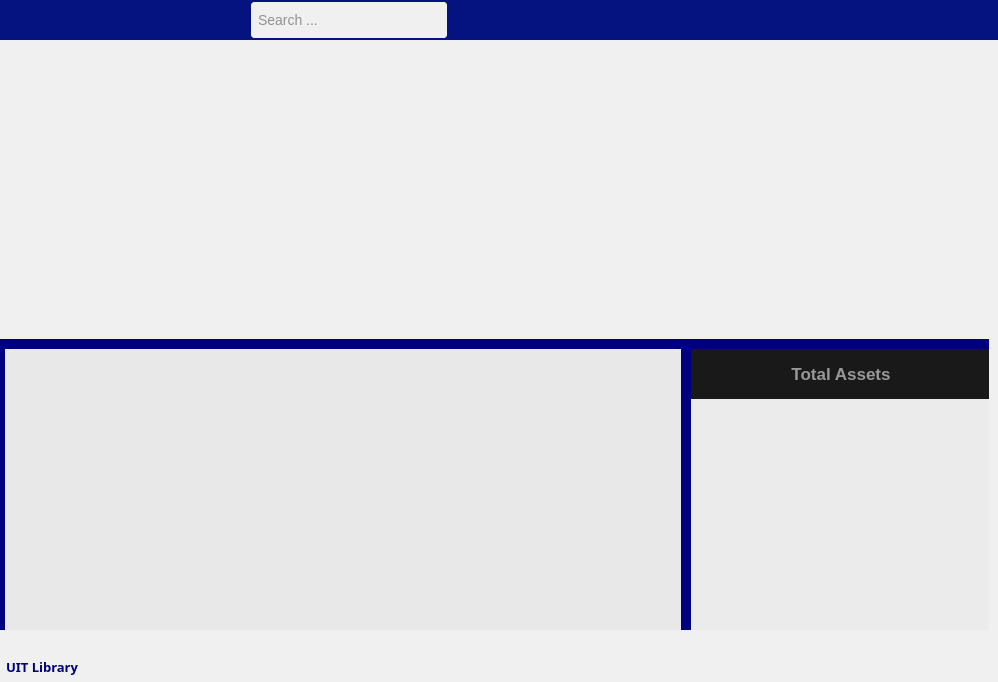
wiwita7/bibliothequeISI, file views/dashbord5.ui: the form before one commit.
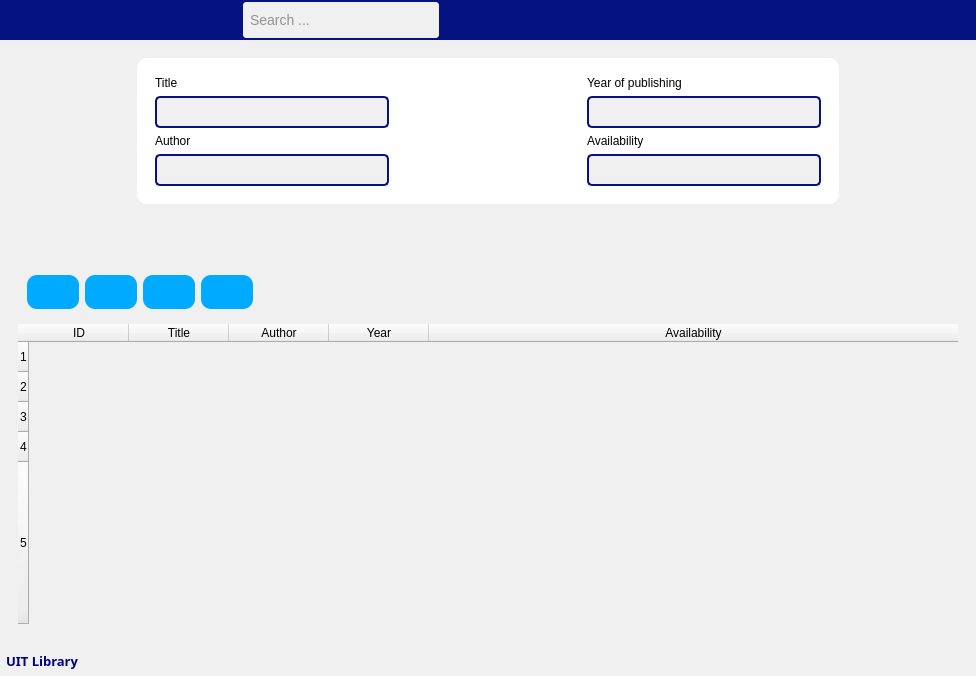
The form after the commit. Icons and pictures are not drawn.

Commit message: adding book page impliment

Diff of the .ui file:
```diff
--- a/views/dashbord5.ui
+++ b/views/dashbord5.ui
@@ -6,8 +6,8 @@
    <rect>
     <x>0</x>
     <y>0</y>
-    <width>998</width>
-    <height>682</height>
+    <width>976</width>
+    <height>676</height>
    </rect>
   </property>
   <property name="windowTitle">
@@ -884,9 +884,6 @@
           <enum>QFrame::Raised</enum>
          </property>
          <layout class="QVBoxLayout" name="verticalLayout_7">
-          <property name="leftMargin">
-           <number>0</number>
-          </property>
           <item>
            <widget class="QStackedWidget" name="stackedWidget">
             <property name="styleSheet">
@@ -897,295 +894,341 @@
             </property>
             <widget class="QWidget" name="home_page"/>
             <widget class="QWidget" name="book_page">
-             <widget class="QFrame" name="frame_11">
-              <property name="geometry">
-               <rect>
-                <x>-10</x>
-                <y>290</y>
-                <width>1001</width>
-                <height>291</height>
-               </rect>
-              </property>
-              <property name="focusPolicy">
-               <enum>Qt::NoFocus</enum>
-              </property>
-              <property name="styleSheet">
-               <string notr="true">background-color: rgb(0, 0, 127);</string>
-              </property>
-              <property name="frameShape">
-               <enum>QFrame::NoFrame</enum>
-              </property>
-              <property name="frameShadow">
-               <enum>QFrame::Raised</enum>
-              </property>
-              <layout class="QHBoxLayout" name="horizontalLayout_11">
-               <property name="spacing">
-                <number>0</number>
-               </property>
-               <property name="leftMargin">
-                <number>5</number>
-               </property>
-               <property name="topMargin">
-                <number>10</number>
-               </property>
-               <property name="rightMargin">
-                <number>0</number>
-               </property>
-               <property name="bottomMargin">
-                <number>0</number>
-               </property>
-               <item>
-                <widget class="QFrame" name="frame_12">
-                 <property name="styleSheet">
-                  <string notr="true">background-color: rgb(0, 0, 127);</string>
+             <layout class="QVBoxLayout" name="verticalLayout_9">
+              <item alignment="Qt::AlignHCenter|Qt::AlignVCenter">
+               <widget class="QFrame" name="frame_12">
+                <property name="sizePolicy">
+                 <sizepolicy hsizetype="Expanding" vsizetype="Expanding">
+                  <horstretch>0</horstretch>
+                  <verstretch>0</verstretch>
+                 </sizepolicy>
+                </property>
+                <property name="maximumSize">
+                 <size>
+                  <width>800</width>
+                  <height>16777215</height>
+                 </size>
+                </property>
+                <property name="styleSheet">
+                 <string notr="true">border-radius:10px;
+background-color: rgb(255, 255, 255);</string>
+                </property>
+                <property name="frameShape">
+                 <enum>QFrame::StyledPanel</enum>
+                </property>
+                <property name="frameShadow">
+                 <enum>QFrame::Raised</enum>
+                </property>
+                <layout class="QHBoxLayout" name="horizontalLayout_12">
+                 <property name="spacing">
+                  <number>60</number>
                  </property>
-                 <property name="frameShape">
-                  <enum>QFrame::NoFrame</enum>
-                 </property>
-                 <property name="frameShadow">
-                  <enum>QFrame::Raised</enum>
-                 </property>
-                 <layout class="QVBoxLayout" name="verticalLayout_13" stretch="0">
-                  <property name="spacing">
-                   <number>2</number>
-                  </property>
-                  <property name="leftMargin">
-                   <number>10</number>
-                  </property>
-                  <property name="topMargin">
-                   <number>0</number>
-                  </property>
-                  <property name="rightMargin">
-                   <number>10</number>
-                  </property>
-                  <property name="bottomMargin">
-                   <number>0</number>
-                  </property>
-                  <item>
-                   <widget class="QFrame" name="dataFrame">
-                    <property name="styleSheet">
-                     <string notr="true">background-color: rgb(232, 232, 232);</string>
-                    </property>
-                    <property name="frameShape">
-                     <enum>QFrame::NoFrame</enum>
-                    </property>
-                    <property name="frameShadow">
-                     <enum>QFrame::Raised</enum>
-                    </property>
-                    <layout class="QVBoxLayout" name="verticalLayout_9">
-                     <property name="spacing">
-                      <number>0</number>
-                     </property>
-                     <property name="leftMargin">
-                      <number>0</number>
-                     </property>
-                     <property name="topMargin">
-                      <number>0</number>
-                     </property>
-                     <property name="rightMargin">
-                      <number>0</number>
-                     </property>
-                     <property name="bottomMargin">
-                      <number>0</number>
-                     </property>
-                     <item>
-                      <widget class="QTableWidget" name="tableWidget_book">
-                       <property name="styleSheet">
-                        <string notr="true">QTableWidget::QHeaderView section {
-	color: rgb(152, 152, 152);
-	background-color: rgb(0, 0, 127);
+                 <item alignment="Qt::AlignLeft">
+                  <widget class="QFrame" name="frame_13">
+                   <property name="minimumSize">
+                    <size>
+                     <width>252</width>
+                     <height>0</height>
+                    </size>
+                   </property>
+                   <property name="styleSheet">
+                    <string notr="true">    QLineEdit {
+        background-color: #f0f0f0; /* Light grey background */
+        border: 2px solid rgb(5, 19, 128); /* Your specified color for the border */
+        border-radius: 5px; /* Rounded corners */
+        padding: 5px; /* Padding inside the text field */
+        color: #333333; /* Dark grey text color */
+        font-size: 14px; /* Font size */
+    }
+
+    QLineEdit:focus {
+        border: 2px solid rgb(0, 102, 204); /* Complementary blue color for the border when focused */
+        background-color: #ffffff; /* White background when focused */
+	       box-shadow: 2px 2px 10px rgba(0, 102, 204, 0.5); /* Stronger shadow when focused */
+
+    }
+</string>
+                   </property>
+                   <property name="frameShape">
+                    <enum>QFrame::StyledPanel</enum>
+                   </property>
+                   <property name="frameShadow">
+                    <enum>QFrame::Raised</enum>
+                   </property>
+                   <layout class="QVBoxLayout" name="verticalLayout_18">
+                    <item>
+                     <widget class="QLabel" name="title_lqbel">
+                      <property name="text">
+                       <string>Title</string>
+                      </property>
+                     </widget>
+                    </item>
+                    <item>
+                     <widget class="QLineEdit" name="Title_lineEdit"/>
+                    </item>
+                    <item>
+                     <widget class="QLabel" name="author_label">
+                      <property name="text">
+                       <string>Author</string>
+                      </property>
+                     </widget>
+                    </item>
+                    <item>
+                     <widget class="QLineEdit" name="Author_lineEdit"/>
+                    </item>
+                   </layout>
+                  </widget>
+                 </item>
+                 <item>
+                  <spacer name="horizontalSpacer_2">
+                   <property name="orientation">
+                    <enum>Qt::Horizontal</enum>
+                   </property>
+                   <property name="sizeHint" stdset="0">
+                    <size>
+                     <width>120</width>
+                     <height>20</height>
+                    </size>
+                   </property>
+                  </spacer>
+                 </item>
+                 <item alignment="Qt::AlignRight">
+                  <widget class="QFrame" name="frame_14">
+                   <property name="minimumSize">
+                    <size>
+                     <width>252</width>
+                     <height>0</height>
+                    </size>
+                   </property>
+                   <property name="styleSheet">
+                    <string notr="true">    QLineEdit {
+        background-color: #f0f0f0; /* Light grey background */
+        border: 2px solid rgb(5, 19, 128); /* Your specified color for the border */
+        border-radius: 5px; /* Rounded corners */
+        padding: 5px; /* Padding inside the text field */
+        color: #333333; /* Dark grey text color */
+        font-size: 14px; /* Font size */
+    }
+
+    QLineEdit:focus {
+        border: 2px solid rgb(0, 102, 204); /* Complementary blue color for the border when focused */
+        background-color: #ffffff; /* White background when focused */
+	       box-shadow: 2px 2px 10px rgba(0, 102, 204, 0.5); /* Stronger shadow when focused */
+
+    }
+</string>
+                   </property>
+                   <property name="frameShape">
+                    <enum>QFrame::StyledPanel</enum>
+                   </property>
+                   <property name="frameShadow">
+                    <enum>QFrame::Raised</enum>
+                   </property>
+                   <layout class="QVBoxLayout" name="verticalLayout_19">
+                    <item>
+                     <widget class="QLabel" name="year_pub_label">
+                      <property name="text">
+                       <string>Year of publishing</string>
+                      </property>
+                     </widget>
+                    </item>
+                    <item>
+                     <widget class="QLineEdit" name="YOP_lineEdit">
+                      <property name="styleSheet">
+                       <string notr="true">    QLineEdit {
+        background-color: #f0f0f0; /* Light grey background */
+        border: 2px solid rgb(5, 19, 128); /* Your specified color for the border */
+        border-radius: 5px; /* Rounded corners */
+        padding: 5px; /* Padding inside the text field */
+        color: #333333; /* Dark grey text color */
+        font-size: 14px; /* Font size */
+    }
+
+    QLineEdit:focus {
+        border: 2px solid rgb(0, 102, 204); /* Complementary blue color for the border when focused */
+        background-color: #ffffff; /* White background when focused */
+	       box-shadow: 2px 2px 10px rgba(0, 102, 204, 0.5); /* Stronger shadow when focused */
+
+    }
+</string>
+                      </property>
+                     </widget>
+                    </item>
+                    <item>
+                     <widget class="QLabel" name="availability_label">
+                      <property name="text">
+                       <string>Availability</string>
+                      </property>
+                     </widget>
+                    </item>
+                    <item>
+                     <widget class="QLineEdit" name="Avai_lineEdit"/>
+                    </item>
+                   </layout>
+                  </widget>
+                 </item>
+                </layout>
+               </widget>
+              </item>
+              <item alignment="Qt::AlignLeft|Qt::AlignBottom">
+               <widget class="QFrame" name="frame_11">
+                <property name="minimumSize">
+                 <size>
+                  <width>60</width>
+                  <height>0</height>
+                 </size>
+                </property>
+                <property name="baseSize">
+                 <size>
+                  <width>80</width>
+                  <height>0</height>
+                 </size>
+                </property>
+                <property name="styleSheet">
+                 <string notr="true">QPushButton{
+	background-color: rgb(0, 170, 255);
+border-radius:10px;
+
+}
+QPushButton:hover {
+	background-color: rgb(0, 0, 166);
+	color: rgb(255, 255, 255);
+}
+
+QPushButton:pressed {
+	background-color:rgb(0, 0, 176);
+border-radius:10px
 }</string>
-                       </property>
-                       <property name="frameShape">
-                        <enum>QFrame::NoFrame</enum>
-                       </property>
-                       <property name="verticalScrollBarPolicy">
-                        <enum>Qt::ScrollBarAlwaysOff</enum>
-                       </property>
-                       <property name="horizontalScrollBarPolicy">
-                        <enum>Qt::ScrollBarAlwaysOff</enum>
-                       </property>
-                       <property name="sizeAdjustPolicy">
-                        <enum>QAbstractScrollArea::AdjustToContents</enum>
-                       </property>
-                       <property name="autoScroll">
-                        <bool>true</bool>
-                       </property>
-                       <property name="dragEnabled">
-                        <bool>true</bool>
-                       </property>
-                       <property name="alternatingRowColors">
-                        <bool>false</bool>
-                       </property>
-                       <property name="showGrid">
-                        <bool>false</bool>
-                       </property>
-                       <property name="sortingEnabled">
-                        <bool>true</bool>
-                       </property>
-                       <attribute name="horizontalHeaderStretchLastSection">
-                        <bool>true</bool>
-                       </attribute>
-                       <attribute name="verticalHeaderVisible">
-                        <bool>false</bool>
-                       </attribute>
-                       <attribute name="verticalHeaderStretchLastSection">
-                        <bool>true</bool>
-                       </attribute>
-                      </widget>
-                     </item>
-                    </layout>
-                   </widget>
-                  </item>
-                 </layout>
-                </widget>
-               </item>
-               <item>
-                <widget class="QFrame" name="frame_13">
-                 <property name="minimumSize">
-                  <size>
-                   <width>300</width>
-                   <height>0</height>
-                  </size>
+                </property>
+                <property name="frameShape">
+                 <enum>QFrame::StyledPanel</enum>
+                </property>
+                <property name="frameShadow">
+                 <enum>QFrame::Raised</enum>
+                </property>
+                <layout class="QHBoxLayout" name="horizontalLayout_11">
+                 <item>
+                  <widget class="QPushButton" name="add_book_btn">
+                   <property name="styleSheet">
+                    <string notr="true">QPushButton{
+	background-color: rgb(0, 170, 255);
+}
+QPushButton:hover {
+	background-color: rgb(0, 0, 166);
+	color: rgb(255, 255, 255);
+}
+
+QPushButton:pressed {
+	background-color:rgb(0, 0, 176);
+}</string>
+                   </property>
+                   <property name="text">
+                    <string/>
+                   </property>
+                   <property name="icon">
+                    <iconset resource="../ressources/icons/icon.qrc">
+                     <normaloff>:/icons/add-file.png</normaloff>:/icons/add-file.png</iconset>
+                   </property>
+                  </widget>
+                 </item>
+                 <item>
+                  <widget class="QPushButton" name="modify_book_btn">
+                   <property name="text">
+                    <string/>
+                   </property>
+                   <property name="icon">
+                    <iconset resource="../ressources/icons/icon.qrc">
+                     <normaloff>:/icons/edit.png</normaloff>:/icons/edit.png</iconset>
+                   </property>
+                  </widget>
+                 </item>
+                 <item>
+                  <widget class="QPushButton" name="delete_book_btn">
+                   <property name="text">
+                    <string/>
+                   </property>
+                   <property name="icon">
+                    <iconset resource="../ressources/icons/icon.qrc">
+                     <normaloff>:/icons/delete.png</normaloff>:/icons/delete.png</iconset>
+                   </property>
+                  </widget>
+                 </item>
+                 <item>
+                  <widget class="QPushButton" name="print_btn">
+                   <property name="text">
+                    <string/>
+                   </property>
+                   <property name="icon">
+                    <iconset resource="../ressources/icons/icon.qrc">
+                     <normaloff>:/icons/print.png</normaloff>:/icons/print.png</iconset>
+                   </property>
+                  </widget>
+                 </item>
+                </layout>
+               </widget>
+              </item>
+              <item alignment="Qt::AlignVCenter">
+               <widget class="QTableWidget" name="tableWidget_books">
+                <property name="sizePolicy">
+                 <sizepolicy hsizetype="Expanding" vsizetype="Expanding">
+                  <horstretch>0</horstretch>
+                  <verstretch>0</verstretch>
+                 </sizepolicy>
+                </property>
+                <property name="minimumSize">
+                 <size>
+                  <width>500</width>
+                  <height>300</height>
+                 </size>
+                </property>
+                <property name="gridStyle">
+                 <enum>Qt::NoPen</enum>
+                </property>
+                <property name="rowCount">
+                 <number>5</number>
+                </property>
+                <property name="columnCount">
+                 <number>5</number>
+                </property>
+                <attribute name="horizontalHeaderStretchLastSection">
+                 <bool>true</bool>
+                </attribute>
+                <attribute name="verticalHeaderStretchLastSection">
+                 <bool>true</bool>
+                </attribute>
+                <row/>
+                <row/>
+                <row/>
+                <row/>
+                <row/>
+                <column>
+                 <property name="text">
+                  <string>ID</string>
                  </property>
-                 <property name="maximumSize">
-                  <size>
-                   <width>300</width>
-                   <height>16777215</height>
-                  </size>
+                </column>
+                <column>
+                 <property name="text">
+                  <string>Title</string>
                  </property>
-                 <property name="styleSheet">
-                  <string notr="true">background-color: rgb(7, 31, 62);</string>
+                </column>
+                <column>
+                 <property name="text">
+                  <string>Author</string>
                  </property>
-                 <property name="frameShape">
-                  <enum>QFrame::NoFrame</enum>
+                </column>
+                <column>
+                 <property name="text">
+                  <string>Year</string>
                  </property>
-                 <property name="frameShadow">
-                  <enum>QFrame::Raised</enum>
+                </column>
+                <column>
+                 <property name="text">
+                  <string>Availability</string>
                  </property>
-                 <layout class="QVBoxLayout" name="verticalLayout_16">
-                  <property name="spacing">
-                   <number>0</number>
-                  </property>
-                  <property name="leftMargin">
-                   <number>0</number>
-                  </property>
-                  <property name="topMargin">
-                   <number>0</number>
-                  </property>
-                  <property name="rightMargin">
-                   <number>0</number>
-                  </property>
-                  <property name="bottomMargin">
-                   <number>0</number>
-                  </property>
-                  <item>
-                   <widget class="QFrame" name="frame_14">
-                    <property name="minimumSize">
-                     <size>
-                      <width>0</width>
-                      <height>50</height>
-                     </size>
-                    </property>
-                    <property name="maximumSize">
-                     <size>
-                      <width>16777215</width>
-                      <height>50</height>
-                     </size>
-                    </property>
-                    <property name="styleSheet">
-                     <string notr="true">background-color: rgb(25, 25, 25);</string>
-                    </property>
-                    <property name="frameShape">
-                     <enum>QFrame::NoFrame</enum>
-                    </property>
-                    <property name="frameShadow">
-                     <enum>QFrame::Raised</enum>
-                    </property>
-                    <layout class="QHBoxLayout" name="horizontalLayout_13">
-                     <property name="spacing">
-                      <number>0</number>
-                     </property>
-                     <property name="leftMargin">
-                      <number>0</number>
-                     </property>
-                     <property name="topMargin">
-                      <number>0</number>
-                     </property>
-                     <property name="rightMargin">
-                      <number>0</number>
-                     </property>
-                     <property name="bottomMargin">
-                      <number>0</number>
-                     </property>
-                     <item>
-                      <widget class="QLabel" name="label_21">
-                       <property name="font">
-                        <font>
-                         <pointsize>13</pointsize>
-                         <weight>75</weight>
-                         <bold>true</bold>
-                        </font>
-                       </property>
-                       <property name="styleSheet">
-                        <string notr="true">color: rgb(152, 152, 152);</string>
-                       </property>
-                       <property name="text">
-                        <string>Total Assets</string>
-                       </property>
-                       <property name="alignment">
-                        <set>Qt::AlignCenter</set>
-                       </property>
-                      </widget>
-                     </item>
-                    </layout>
-                   </widget>
-                  </item>
-                  <item>
-                   <widget class="QFrame" name="frame_15">
-                    <property name="styleSheet">
-                     <string notr="true">background-color: rgb(235, 235, 235);</string>
-                    </property>
-                    <property name="frameShape">
-                     <enum>QFrame::NoFrame</enum>
-                    </property>
-                    <property name="frameShadow">
-                     <enum>QFrame::Raised</enum>
-                    </property>
-                    <layout class="QHBoxLayout" name="horizontalLayout_14">
-                     <property name="spacing">
-                      <number>0</number>
-                     </property>
-                     <property name="leftMargin">
-                      <number>5</number>
-                     </property>
-                     <property name="topMargin">
-                      <number>0</number>
-                     </property>
-                     <property name="rightMargin">
-                      <number>5</number>
-                     </property>
-                     <property name="bottomMargin">
-                      <number>0</number>
-                     </property>
-                     <item>
-                      <layout class="QVBoxLayout" name="pieCard">
-                       <property name="spacing">
-                        <number>0</number>
-                       </property>
-                       <property name="rightMargin">
-                        <number>0</number>
-                       </property>
-                      </layout>
-                     </item>
-                    </layout>
-                   </widget>
-                  </item>
-                 </layout>
-                </widget>
-               </item>
-              </layout>
-             </widget>
+                </column>
+               </widget>
+              </item>
+             </layout>
             </widget>
             <widget class="QWidget" name="author_page">
              <widget class="QLabel" name="label_7">
```
Left out of the diff: 2 changed lines with no effect on the pictures. The commit also changes 14 other files.
